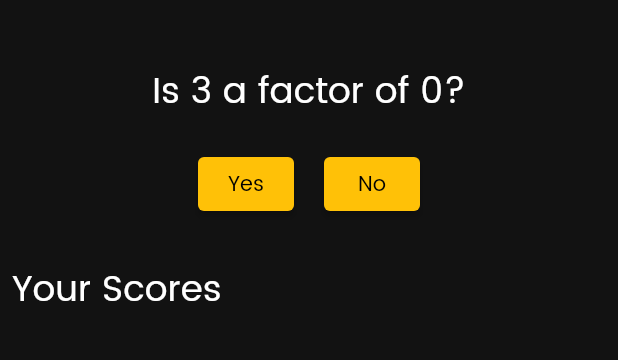
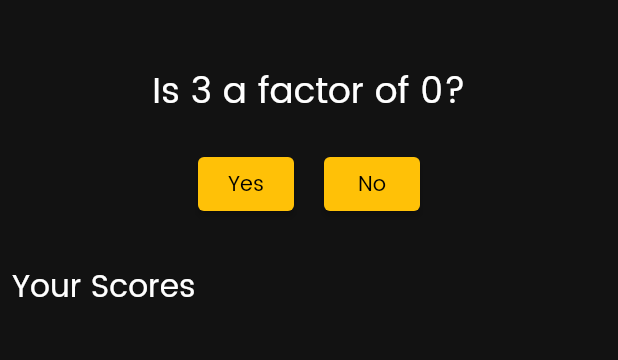
Before and after one commit to dagimg-dot/Counter-On-Steroid, a Flutter app: the GamePage screen opened directly with empty values, after a tap on "Yes", on a phone screen of 412 x 824 dp, the part 65-425 px from its top. Run offline on Flutter 3.47's test engine with Material 2 defaults, Android fonts, the phone set to English and light mode, and no system bars.

Commit message:
some ui and calculation changes

```diff
--- a/lib/pages/game_page.dart
+++ b/lib/pages/game_page.dart
@@ -19,10 +19,7 @@ class _GamePageState extends State<GamePage> {
   List<int> scores = [];
 
   bool isCorrect(int currNum) {
-    if (widget.counted % currNum == 0) {
-      return true;
-    }
-    return false;
+    return widget.counted % currNum == 0 ? true : false;
   }
 
   int calCounted(int num) {
@@ -99,19 +96,28 @@ class _GamePageState extends State<GamePage> {
                   child: Text(
                     'Your Scores',
                     style: TextStyle(
-                      fontSize: 24,
+                      fontSize: 21,
                       color: Colors.white,
                     ),
                   ),
                 )
               ],
             ),
-            const SizedBox(height: 10),
             Expanded(
                 child: ListView.builder(
               shrinkWrap: true,
               itemCount: scores.length,
               itemBuilder: (BuildContext context, int index) {
+                return customListTile(index);
+              },
+            ))
+          ],
+        ),
+      ),
+    );
+  }
+
+  Container customListTile(int index) {
     return Container(
       margin: const EdgeInsets.symmetric(
         vertical: 5,
@@ -121,22 +127,17 @@ class _GamePageState extends State<GamePage> {
         color: Colors.transparent,
         child: ListTile(
           tileColor: Colors.grey[900],
+          shape: RoundedRectangleBorder(
+            borderRadius: BorderRadius.circular(10),
+          ),
           title: Text(
             '${scores[index]} / ${calCounted(widget.counted)}',
             style: const TextStyle(color: Colors.white),
           ),
           trailing: Icon(
-                        scores[index] > widget.counted / 2
-                            ? Icons.check
-                            : Icons.close,
+            scores[index] > widget.counted / 2 ? Icons.check : Icons.close,
             color: Colors.white,
           ),
-                    ),
-                  ),
-                );
-              },
-            ))
-          ],
         ),
       ),
     );
```
Lines whose indentation alone changed are shown as unchanged.
